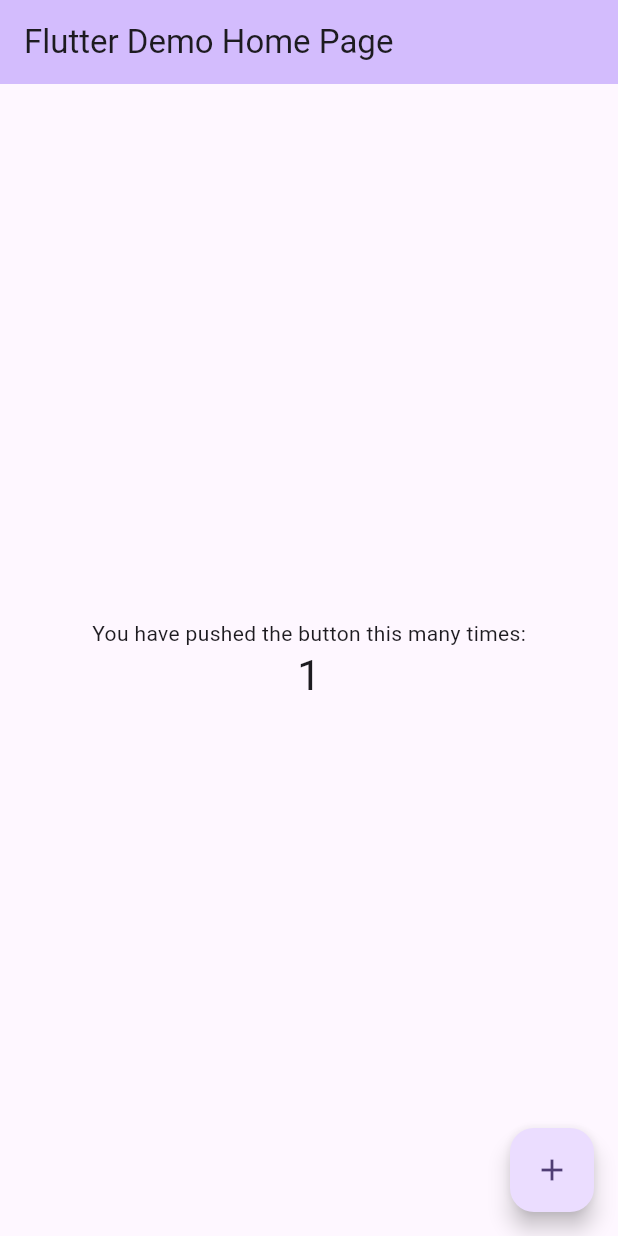
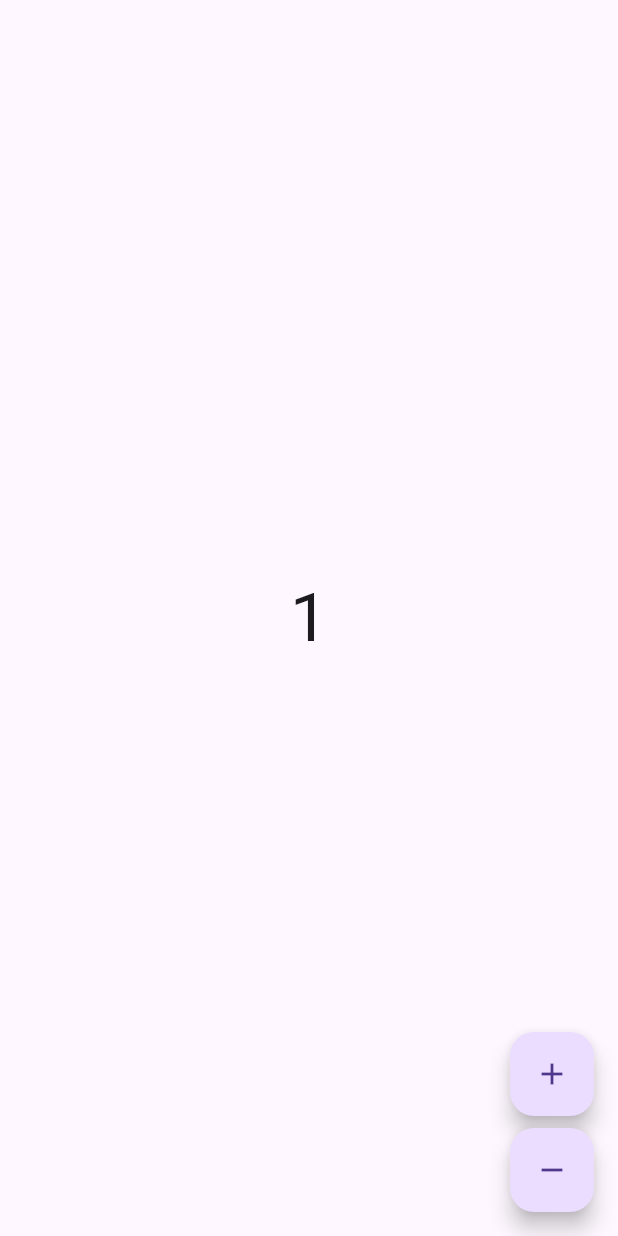
Before and after one commit to pablosanderman/cross_platform_development, a Flutter app: the screen it shows after launch, after a tap on the "add" icon, on a phone screen of 412 x 824 dp. Run offline on Flutter 3.47's test engine with Material 3 defaults, Android fonts, the phone set to English and light mode, and no system bars; our stand-ins replace bloc, flutter_bloc.

Commit message:
feat: create timeline feature skeleton in bloc style

```diff
--- /dev/null
+++ b/lib/app.dart
@@ -0,0 +1,10 @@
+import 'package:flutter/material.dart';
+import 'package:cross_platform_development/timeline/timeline.dart';
+
+/// {@template timeline_app}
+/// A [MaterialApp] which sets the `home` to [TimelinePage].
+/// {@endtemplate}
+class TimelineApp extends MaterialApp {
+  /// {@macro timeline_app}
+  const TimelineApp({super.key}) : super(home: const TimelinePage());
+}
--- a/lib/main.dart
+++ b/lib/main.dart
@@ -1,122 +1,9 @@
-import 'package:flutter/material.dart';
+import 'package:bloc/bloc.dart';
+import 'package:flutter/widgets.dart';
+import 'package:cross_platform_development/app.dart';
+import 'package:cross_platform_development/timeline_observer.dart';
 
 void main() {
-  runApp(const MyApp());
+  Bloc.observer = const TimelineObserver();
+  runApp(const TimelineApp());
 }
-
-class MyApp extends StatelessWidget {
-  const MyApp({super.key});
-
-  // This widget is the root of your application.
-  @override
-  Widget build(BuildContext context) {
-    return MaterialApp(
-      title: 'Flutter Demo',
-      theme: ThemeData(
-        // This is the theme of your application.
-        //
-        // TRY THIS: Try running your application with "flutter run". You'll see
-        // the application has a purple toolbar. Then, without quitting the app,
-        // try changing the seedColor in the colorScheme below to Colors.green
-        // and then invoke "hot reload" (save your changes or press the "hot
-        // reload" button in a Flutter-supported IDE, or press "r" if you used
-        // the command line to start the app).
-        //
-        // Notice that the counter didn't reset back to zero; the application
-        // state is not lost during the reload. To reset the state, use hot
-        // restart instead.
-        //
-        // This works for code too, not just values: Most code changes can be
-        // tested with just a hot reload.
-        colorScheme: ColorScheme.fromSeed(seedColor: Colors.deepPurple),
-      ),
-      home: const MyHomePage(title: 'Flutter Demo Home Page'),
-    );
-  }
-}
-
-class MyHomePage extends StatefulWidget {
-  const MyHomePage({super.key, required this.title});
-
-  // This widget is the home page of your application. It is stateful, meaning
-  // that it has a State object (defined below) that contains fields that affect
-  // how it looks.
-
-  // This class is the configuration for the state. It holds the values (in this
-  // case the title) provided by the parent (in this case the App widget) and
-  // used by the build method of the State. Fields in a Widget subclass are
-  // always marked "final".
-
-  final String title;
-
-  @override
-  State<MyHomePage> createState() => _MyHomePageState();
-}
-
-class _MyHomePageState extends State<MyHomePage> {
-  int _counter = 0;
-
-  void _incrementCounter() {
-    setState(() {
-      // This call to setState tells the Flutter framework that something has
-      // changed in this State, which causes it to rerun the build method below
-      // so that the display can reflect the updated values. If we changed
-      // _counter without calling setState(), then the build method would not be
-      // called again, and so nothing would appear to happen.
-      _counter++;
-    });
-  }
-
-  @override
-  Widget build(BuildContext context) {
-    // This method is rerun every time setState is called, for instance as done
-    // by the _incrementCounter method above.
-    //
-    // The Flutter framework has been optimized to make rerunning build methods
-    // fast, so that you can just rebuild anything that needs updating rather
-    // than having to individually change instances of widgets.
-    return Scaffold(
-      appBar: AppBar(
-        // TRY THIS: Try changing the color here to a specific color (to
-        // Colors.amber, perhaps?) and trigger a hot reload to see the AppBar
-        // change color while the other colors stay the same.
-        backgroundColor: Theme.of(context).colorScheme.inversePrimary,
-        // Here we take the value from the MyHomePage object that was created by
-        // the App.build method, and use it to set our appbar title.
-        title: Text(widget.title),
-      ),
-      body: Center(
-        // Center is a layout widget. It takes a single child and positions it
-        // in the middle of the parent.
-        child: Column(
-          // Column is also a layout widget. It takes a list of children and
-          // arranges them vertically. By default, it sizes itself to fit its
-          // children horizontally, and tries to be as tall as its parent.
-          //
-          // Column has various properties to control how it sizes itself and
-          // how it positions its children. Here we use mainAxisAlignment to
-          // center the children vertically; the main axis here is the vertical
-          // axis because Columns are vertical (the cross axis would be
-          // horizontal).
-          //
-          // TRY THIS: Invoke "debug painting" (choose the "Toggle Debug Paint"
-          // action in the IDE, or press "p" in the console), to see the
-          // wireframe for each widget.
-          mainAxisAlignment: MainAxisAlignment.center,
-          children: <Widget>[
-            const Text('You have pushed the button this many times:'),
-            Text(
-              '$_counter',
-              style: Theme.of(context).textTheme.headlineMedium,
-            ),
-          ],
-        ),
-      ),
-      floatingActionButton: FloatingActionButton(
-        onPressed: _incrementCounter,
-        tooltip: 'Increment',
-        child: const Icon(Icons.add),
-      ), // This trailing comma makes auto-formatting nicer for build methods.
-    );
-  }
-}
--- /dev/null
+++ b/lib/timeline/cubit/timeline_cubit.dart
@@ -0,0 +1,15 @@
+import 'package:bloc/bloc.dart';
+
+/// {@template timeline_cubit}
+/// A [Cubit] which manages an [int] as its state.
+/// {@endtemplate}
+class TimelineCubit extends Cubit<int> {
+  /// {@macro timeline_cubit}
+  TimelineCubit() : super(0);
+
+  /// Add 1 to the current state.
+  void increment() => emit(state + 1);
+
+  /// Subtract 1 from the current state.
+  void decrement() => emit(state - 1);
+}
--- /dev/null
+++ b/lib/timeline/timeline.dart
@@ -0,0 +1,2 @@
+export 'cubit/timeline_cubit.dart';
+export 'view/view.dart';
--- /dev/null
+++ b/lib/timeline/view/timeline_page.dart
@@ -0,0 +1,20 @@
+import 'package:flutter/material.dart';
+import 'package:flutter_bloc/flutter_bloc.dart';
+import 'package:cross_platform_development/timeline/timeline.dart';
+
+/// {@template timeline_page}
+/// A [StatelessWidget] which is responsible for providing a
+/// [TimelineCubit] instance to the [TimelineView].
+/// {@endtemplate}
+class TimelinePage extends StatelessWidget {
+  /// {@macro timeline_page}
+  const TimelinePage({super.key});
+
+  @override
+  Widget build(BuildContext context) {
+    return BlocProvider(
+      create: (_) => TimelineCubit(),
+      child: const TimelineView(),
+    );
+  }
+}
--- /dev/null
+++ b/lib/timeline/view/timeline_view.dart
@@ -0,0 +1,43 @@
+import 'package:flutter/material.dart';
+import 'package:flutter_bloc/flutter_bloc.dart';
+import 'package:cross_platform_development/timeline/timeline.dart';
+
+/// {@template timeline_view}
+/// A [StatelessWidget] which reacts to the provided
+/// [TimelineCubit] state and notifies it in response to user input.
+/// {@endtemplate}
+class TimelineView extends StatelessWidget {
+  /// {@macro timeline_view}
+  const TimelineView({super.key});
+
+  @override
+  Widget build(BuildContext context) {
+    final textTheme = Theme.of(context).textTheme;
+    return Scaffold(
+      body: Center(
+        child: BlocBuilder<TimelineCubit, int>(
+          builder: (context, state) {
+            return Text('$state', style: textTheme.displayMedium);
+          },
+        ),
+      ),
+      floatingActionButton: Column(
+        mainAxisAlignment: MainAxisAlignment.end,
+        crossAxisAlignment: CrossAxisAlignment.end,
+        children: <Widget>[
+          FloatingActionButton(
+            key: const Key('counterView_increment_floatingActionButton'),
+            child: const Icon(Icons.add),
+            onPressed: () => context.read<TimelineCubit>().increment(),
+          ),
+          const SizedBox(height: 8),
+          FloatingActionButton(
+            key: const Key('counterView_decrement_floatingActionButton'),
+            child: const Icon(Icons.remove),
+            onPressed: () => context.read<TimelineCubit>().decrement(),
+          ),
+        ],
+      ),
+    );
+  }
+}
--- /dev/null
+++ b/lib/timeline/view/view.dart
@@ -0,0 +1,2 @@
+export 'timeline_page.dart';
+export 'timeline_view.dart';
--- /dev/null
+++ b/lib/timeline_observer.dart
@@ -0,0 +1,17 @@
+import 'package:bloc/bloc.dart';
+
+/// {@template counter_observer}
+/// [BlocObserver] for the counter application which
+/// observes all state changes.
+/// {@endtemplate}
+class TimelineObserver extends BlocObserver {
+  /// {@macro counter_observer}
+  const TimelineObserver();
+
+  @override
+  void onChange(BlocBase<dynamic> bloc, Change<dynamic> change) {
+    super.onChange(bloc, change);
+    // ignore: avoid_print
+    print('${bloc.runtimeType} $change');
+  }
+}
```
